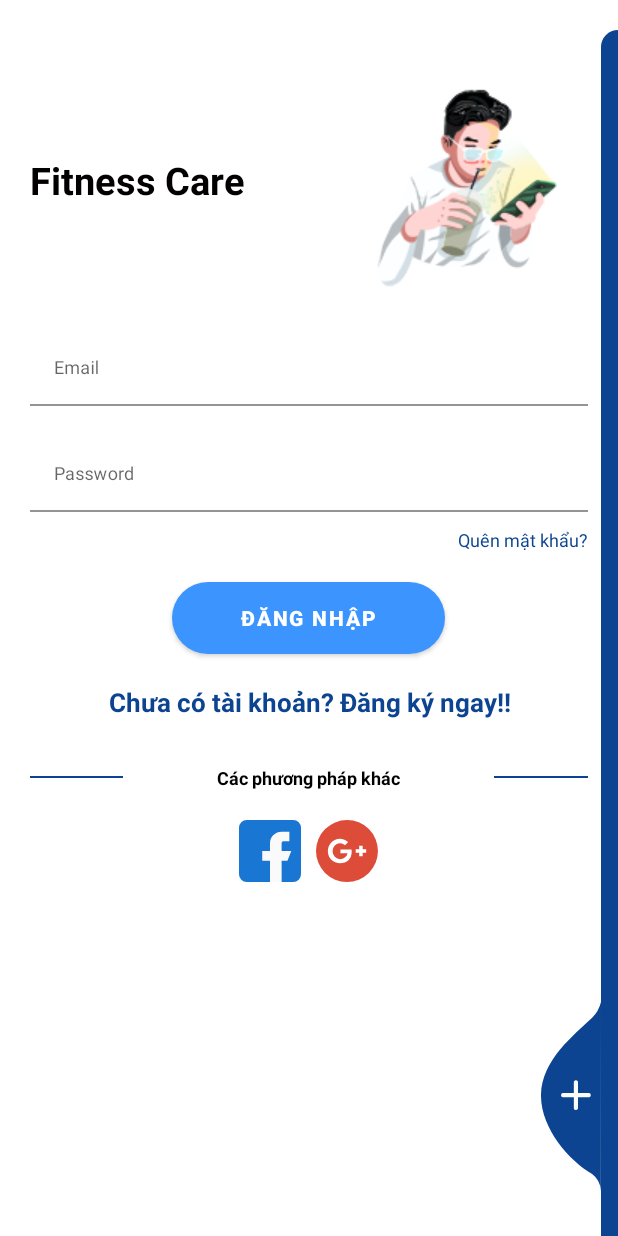
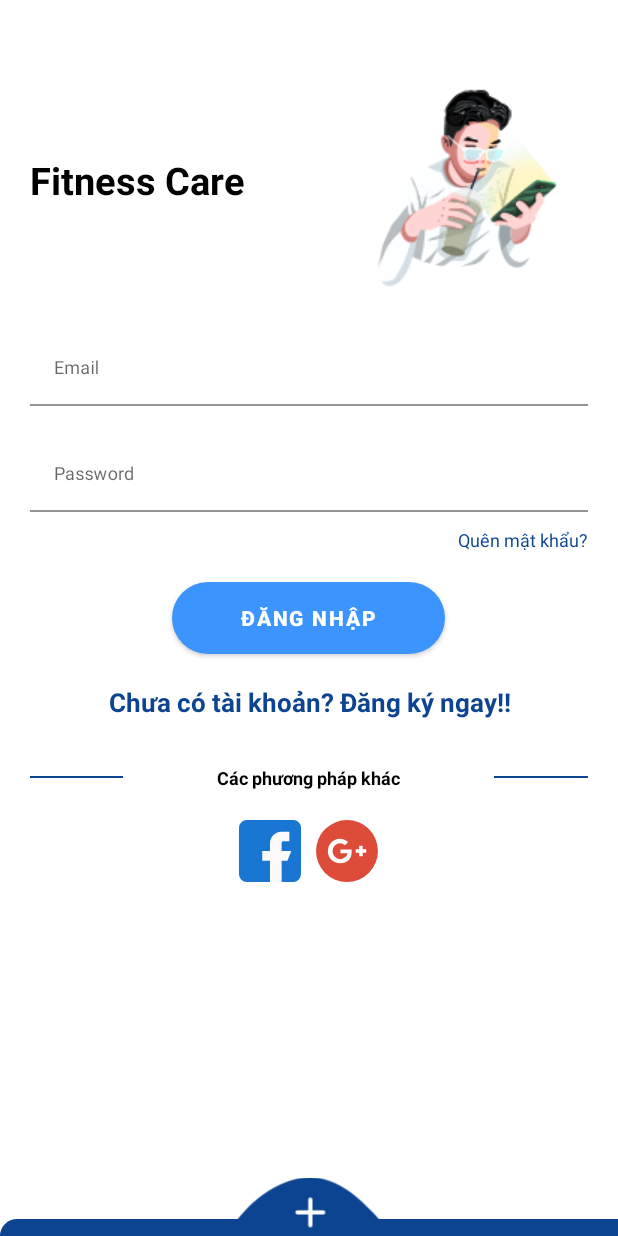
Before and after one commit to Long18/FitnessCare, an Android app: the screen it shows after launch (LoginActivity), on a phone screen of 412 x 824 dp. Run offline under Robolectric (Android 15) with nearby library versions, the phone set to English and light mode, and no system bars; our stand-ins replace Firebase (no records; nobody signed in at launch, a user with empty details on screens opened directly); plain views replace CircularProgressButton.

Commit message:
anim page

```diff
--- a/app/src/main/java/com/william/fitness/Login/LoginActivity.java
+++ b/app/src/main/java/com/william/fitness/Login/LoginActivity.java
@@ -10,6 +10,8 @@ import android.os.Build;
 import android.os.Bundle;
 import android.text.TextUtils;
 import android.view.View;
+import android.view.animation.Animation;
+import android.view.animation.AnimationUtils;
 import android.widget.Button;
 import android.widget.EditText;
 import android.widget.ProgressBar;
@@ -111,7 +113,7 @@ public class LoginActivity extends AppCompatActivity {
     }
     public void Register(View View){
         startActivity(new Intent(this,RegisterActivity.class));
-        overridePendingTransition(R.anim.slide_in_right,R.anim.stay);
+        overridePendingTransition(R.anim.top_to_bottom,R.anim.stay);
     }
 
     public void ResetPass(View view) {
--- a/app/src/main/java/com/william/fitness/Login/RegisterActivity.java
+++ b/app/src/main/java/com/william/fitness/Login/RegisterActivity.java
@@ -147,6 +147,6 @@ public class RegisterActivity extends AppCompatActivity {
     }
     public void onLoginClick(View view){
         startActivity(new Intent(this,LoginActivity.class));
-        overridePendingTransition(R.anim.slide_in_left,android.R.anim.slide_out_right);
+        overridePendingTransition(R.anim.top_to_bottom,R.anim.bottom_to_top);
     }
 }
--- a/app/src/main/res/anim/slide_in_left.xml
+++ b/app/src/main/res/anim/slide_in_left.xml
@@ -1,4 +1,5 @@
 <set xmlns:android="http://schemas.android.com/apk/res/android">
-    <translate android:fromXDelta="-100%p" android:toXDelta="0"
+    <translate android:fromXDelta="-100%p"
+        android:toXDelta="0"
         android:duration="@android:integer/config_mediumAnimTime"/>
 </set>
--- /dev/null
+++ b/app/src/main/res/anim/top_to_bottom.xml
@@ -0,0 +1,9 @@
+<?xml version="1.0" encoding="utf-8"?>
+<set xmlns:android="http://schemas.android.com/apk/res/android" android:interpolator="@android:anim/linear_interpolator">
+    <scale
+        android:duration="500"
+        android:fromXScale="1.0"
+        android:fromYScale="0.0"
+        android:toXScale="1.0"
+        android:toYScale="1.0" />
+</set>
--- a/app/src/main/res/layout/activity_login.xml
+++ b/app/src/main/res/layout/activity_login.xml
@@ -133,20 +133,23 @@
         </LinearLayout>
     </ScrollView>
     <View
-        android:layout_width="11dp"
-        android:layout_height="match_parent"
-        android:layout_alignParentTop="true"
+        android:layout_width="match_parent"
+        android:layout_height="11dp"
+        android:layout_alignParentBottom="true"
         android:layout_alignParentRight="true"
         android:layout_marginTop="20dp"
-        android:background="@drawable/ic_side_bg" />
+        android:background="@drawable/ic_side_bg"
+        android:id="@+id/view"/>
+
     <ImageView
+        android:layout_above="@+id/view"
+        android:layout_centerHorizontal="true"
         android:layout_width="wrap_content"
         android:layout_height="wrap_content"
-        android:layout_alignParentRight="true"
         android:layout_alignParentBottom="true"
-        android:layout_marginRight="11dp"
-        android:layout_marginBottom="30dp"
+        android:layout_marginBottom="-44dp"
         android:onClick="Register"
+        android:rotation="90"
         android:src="@drawable/ic_add_img" />
 
     <ProgressBar
--- a/app/src/main/res/values-v21/styles.xml
+++ /dev/null
@@ -1,8 +0,0 @@
-<?xml version="1.0" encoding="utf-8"?>
-<resources>
-
-    <style name="modifiedEditTextlogin" parent="parentlogin">
-        <item name="android:textSize">@dimen/newsMoreTextSize</item>
-        <item name="android:backgroundTint">@color/primaryTextColor</item>
-    </style>
-</resources>
```
Also changed, not shown: app/src/main/res/anim/bottom_to_top.xml (added, +9 -0 lines), app/src/main/res/values-night/themes.xml (deleted, +0 -10 lines).
